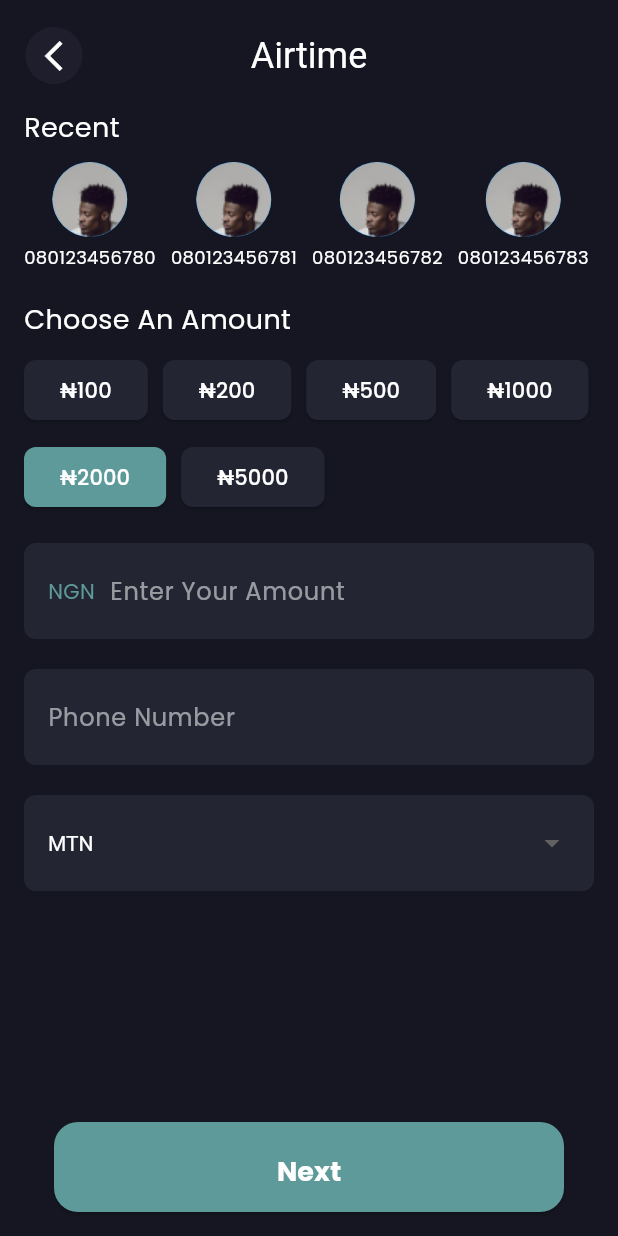
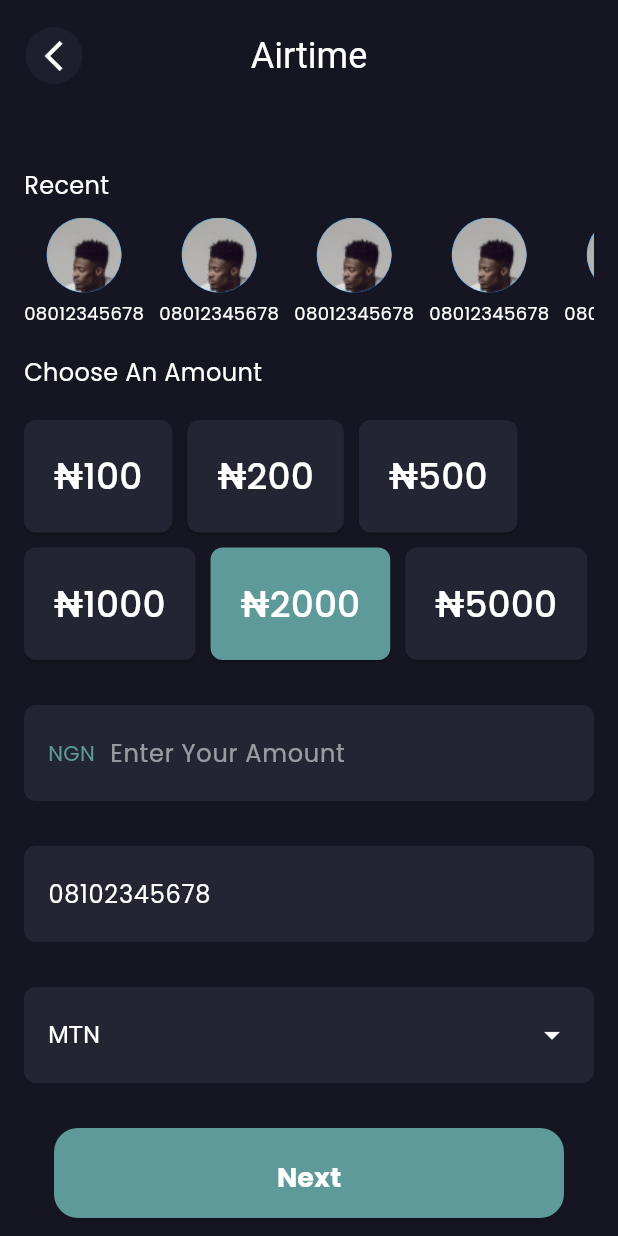
Before and after one commit to iEmmanuel104/plugx_app, a Flutter app: the AirtimeScreen screen opened directly, on a phone screen of 412 x 824 dp. Run offline on Flutter 3.47's test engine with Material 3 defaults, Android fonts, the light colour scheme and no system bars; our stand-ins replace google_fonts.

Commit message:
chore: Update airtime screen UI and styling

```diff
--- a/lib/screens/inner_screens/airtime_screen.dart
+++ b/lib/screens/inner_screens/airtime_screen.dart
@@ -34,25 +34,27 @@ class AirtimeScreen extends StatelessWidget {
           ),
         ),
       ),
-      body: Padding(
+      body: SingleChildScrollView(
+        child: Padding(
           padding: const EdgeInsets.all(16.0),
           child: Column(
             crossAxisAlignment: CrossAxisAlignment.start,
             children: [
+              const SizedBox(height: 40),
               const Text('Recent',
-                style: TextStyle(color: Colors.white, fontSize: 18)),
+                  style: TextStyle(color: Colors.white, fontSize: 16)),
               const SizedBox(height: 10),
               SingleChildScrollView(
                 scrollDirection: Axis.horizontal,
                 child: Row(
                   children: List.generate(
-                    5, (index) => _buildRecentItem('08012345678$index')),
+                      15, (index) => _buildRecentItem('08012345678')),
                 ),
               ),
               const SizedBox(height: 20),
               const Text('Choose An Amount',
-                style: TextStyle(color: Colors.white, fontSize: 18)),
-            const SizedBox(height: 10),
+                  style: TextStyle(color: Colors.white, fontSize: 16)),
+              const SizedBox(height: 20),
               Wrap(
                 spacing: 10,
                 runSpacing: 10,
@@ -65,15 +67,16 @@ class AirtimeScreen extends StatelessWidget {
                   _buildAmountButton('₦5000'),
                 ],
               ),
-            const SizedBox(height: 20),
+              const SizedBox(height: 30),
               _buildAmountInput(),
-            const SizedBox(height: 20),
+              const SizedBox(height: 30),
               _buildPhoneNumberInput(),
-            const SizedBox(height: 20),
+              const SizedBox(height: 30),
               _buildNetworkDropdown(),
-            const Spacer(),
+              const SizedBox(height: 30),
               CustomButton(text: 'Next', onPressed: () {}),
             ],
+          ),
         ),
       ),
     );
@@ -100,10 +103,13 @@ class AirtimeScreen extends StatelessWidget {
     return ElevatedButton(
       onPressed: () {},
       style: ElevatedButton.styleFrom(
-        backgroundColor: isSelected ? const Color(0xFF5D9A99) : const Color(0xFF232533),
+        backgroundColor:
+            isSelected ? const Color(0xFF5D9A99) : const Color(0xFF232533),
         shape: RoundedRectangleBorder(borderRadius: BorderRadius.circular(8)),
+        padding: const EdgeInsets.symmetric(horizontal: 20, vertical: 20),
       ),
-      child: Text(amount, style: const TextStyle(color: Colors.white)),
+      child: Text(amount,
+          style: const TextStyle(color: Colors.white, fontSize: 24)),
     );
   }
 
@@ -140,13 +146,15 @@ class AirtimeScreen extends StatelessWidget {
         color: const Color(0xFF232533),
         borderRadius: BorderRadius.circular(8),
       ),
-      child: const TextField(
-        style: TextStyle(color: Colors.white),
-        decoration: InputDecoration(
+      child: TextField(
+        style: const TextStyle(color: Colors.white, fontSize: 16),
+        decoration: const InputDecoration(
           border: InputBorder.none,
           hintText: 'Phone Number',
           hintStyle: TextStyle(color: Colors.white54),
         ),
+        keyboardType: TextInputType.phone,
+        controller: TextEditingController(text: '08102345678'),
       ),
     );
   }
@@ -163,7 +171,8 @@ class AirtimeScreen extends StatelessWidget {
           value: 'MTN',
           isExpanded: true,
           dropdownColor: const Color(0xFF232533),
-          style: const TextStyle(color: Colors.white),
+          style: const TextStyle(color: Colors.white, fontSize: 16),
+          icon: const Icon(Icons.arrow_drop_down, color: Colors.white),
           items: ['MTN', 'Airtel', 'Glo', '9mobile']
               .map((String value) => DropdownMenuItem<String>(
                     value: value,
```
Lines whose indentation alone changed are shown as unchanged.
